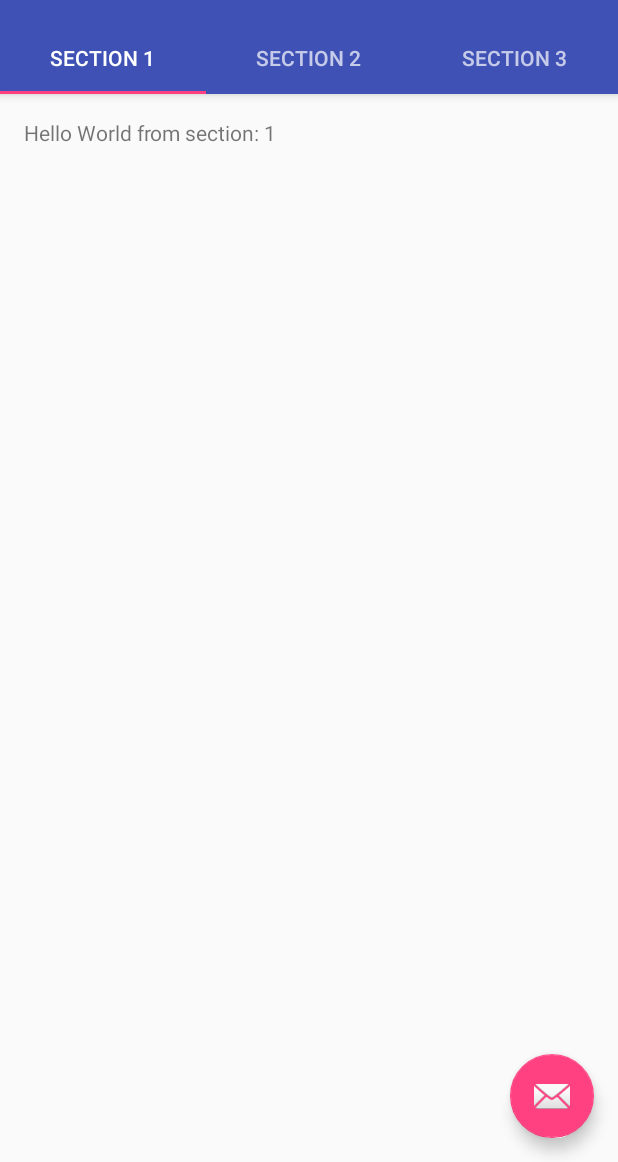
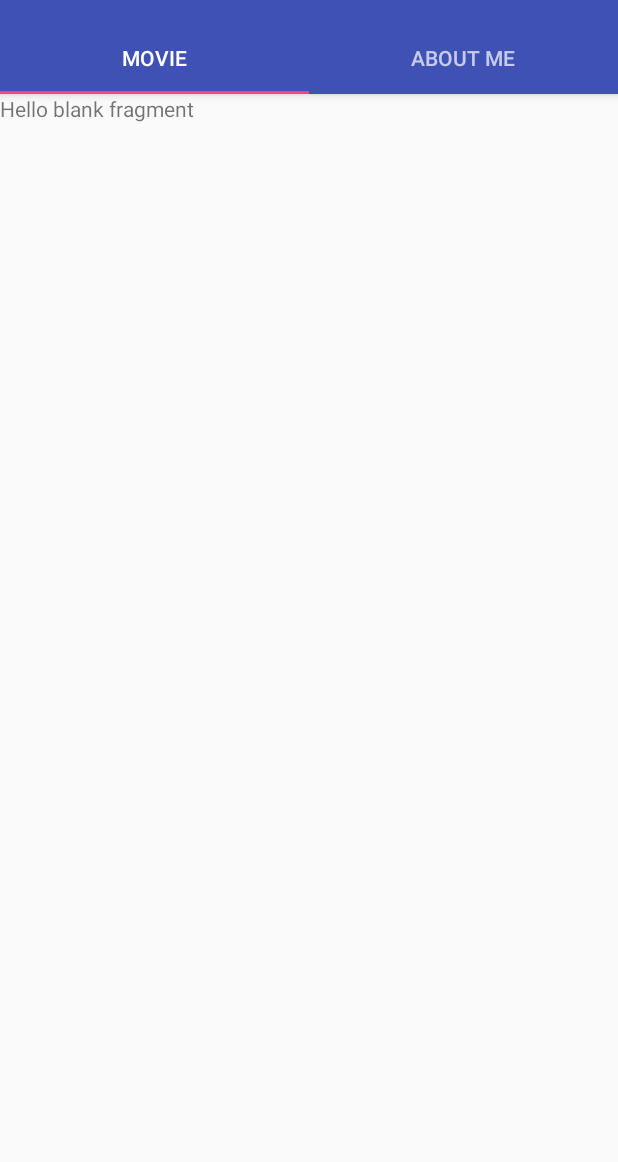
Before and after one commit to JoseWitjaksono/PopularMovie, an Android app: the screen it shows after launch (MainActivity), on a phone screen of 412 x 824 dp, the part 74-1236 px from its top. Run offline under Robolectric (Android 15) with nearby library versions, the phone set to English and light mode, and no system bars.

Commit message:
Configuring Fragment

```diff
--- a/app/build.gradle
+++ b/app/build.gradle
@@ -26,5 +26,6 @@ dependencies {
     })
     compile 'com.android.support:appcompat-v7:25.3.1'
     compile 'com.android.support:design:25.3.1'
+    compile 'com.android.support:support-v4:25.3.1'
     testCompile 'junit:junit:4.12'
 }
--- a/app/src/main/java/id/sch/smktelkom_mlg/privateassignment/xirpl634/popularmovie/MainActivity.java
+++ b/app/src/main/java/id/sch/smktelkom_mlg/privateassignment/xirpl634/popularmovie/MainActivity.java
@@ -53,16 +53,6 @@ public class MainActivity extends AppCompatActivity {
 
         TabLayout tabLayout = (TabLayout) findViewById(R.id.tabs);
         tabLayout.setupWithViewPager(mViewPager);
-
-      FloatingActionButton fab = (FloatingActionButton) findViewById(R.id.fab);
-      fab.setOnClickListener(new View.OnClickListener() {
-          @Override
-          public void onClick(View view) {
-              Snackbar.make(view, "Replace with your own action", Snackbar.LENGTH_LONG)
-                      .setAction("Action", null).show();
-          }
-      });
-
     }
 
 
@@ -105,24 +95,29 @@ public class MainActivity extends AppCompatActivity {
         public Fragment getItem(int position) {
             // getItem is called to instantiate the fragment for the given page.
             // Return a PlaceholderFragment (defined as a static inner class below).
-            return PlaceholderFragment.newInstance(position + 1);
+            if(position==0)
+            {
+                return new Section1Fragment();
+            }
+            else
+            {
+                return new Section2Fragment();
+            }
         }
 
         @Override
         public int getCount() {
             // Show 3 total pages.
-            return 3;
+            return 2;
         }
 
         @Override
         public CharSequence getPageTitle(int position) {
             switch (position) {
                 case 0:
-                    return "SECTION 1";
+                    return "Movie";
                 case 1:
-                    return "SECTION 2";
-                case 2:
-                    return "SECTION 3";
+                    return "About Me";
             }
             return null;
         }
--- /dev/null
+++ b/app/src/main/java/id/sch/smktelkom_mlg/privateassignment/xirpl634/popularmovie/Section1Fragment.java
@@ -0,0 +1,30 @@
+package id.sch.smktelkom_mlg.privateassignment.xirpl634.popularmovie;
+
+
+import android.os.Bundle;
+import android.support.v4.app.Fragment;
+import android.view.LayoutInflater;
+import android.view.View;
+import android.view.ViewGroup;
+
+import id.sch.smktelkom_mlg.privateassignment.xirpl634.popularmovie.R;
+
+/**
+ * A simple {@link Fragment} subclass.
+ */
+public class Section1Fragment extends Fragment {
+
+
+	public Section1Fragment() {
+		// Required empty public constructor
+	}
+
+
+	@Override
+	public View onCreateView(LayoutInflater inflater, ViewGroup container,
+	                         Bundle savedInstanceState) {
+		// Inflate the layout for this fragment
+		return inflater.inflate(R.layout.fragment_section1, container, false);
+	}
+
+}
--- /dev/null
+++ b/app/src/main/java/id/sch/smktelkom_mlg/privateassignment/xirpl634/popularmovie/Section2Fragment.java
@@ -0,0 +1,30 @@
+package id.sch.smktelkom_mlg.privateassignment.xirpl634.popularmovie;
+
+
+import android.os.Bundle;
+import android.support.v4.app.Fragment;
+import android.view.LayoutInflater;
+import android.view.View;
+import android.view.ViewGroup;
+
+import id.sch.smktelkom_mlg.privateassignment.xirpl634.popularmovie.R;
+
+/**
+ * A simple {@link Fragment} subclass.
+ */
+public class Section2Fragment extends Fragment {
+
+
+	public Section2Fragment() {
+		// Required empty public constructor
+	}
+
+
+	@Override
+	public View onCreateView(LayoutInflater inflater, ViewGroup container,
+	                         Bundle savedInstanceState) {
+		// Inflate the layout for this fragment
+		return inflater.inflate(R.layout.fragment_section2, container, false);
+	}
+
+}
--- a/app/src/main/res/layout/activity_main.xml
+++ b/app/src/main/res/layout/activity_main.xml
@@ -38,12 +38,4 @@
         android:layout_height="match_parent"
         app:layout_behavior="@string/appbar_scrolling_view_behavior"/>
 
-    <android.support.design.widget.FloatingActionButton
-        android:id="@+id/fab"
-        android:layout_width="wrap_content"
-        android:layout_height="wrap_content"
-        android:layout_gravity="end|bottom"
-        android:layout_margin="@dimen/fab_margin"
-        app:srcCompat="@android:drawable/ic_dialog_email" />
-
 </android.support.design.widget.CoordinatorLayout>
--- /dev/null
+++ b/app/src/main/res/layout/fragment_section1.xml
@@ -0,0 +1,13 @@
+<FrameLayout xmlns:android="http://schemas.android.com/apk/res/android"
+             xmlns:tools="http://schemas.android.com/tools"
+             android:layout_width="match_parent"
+             android:layout_height="match_parent"
+             tools:context=".Section1Fragment">
+
+    <!-- TODO: Update blank fragment layout -->
+    <TextView
+        android:layout_width="match_parent"
+        android:layout_height="match_parent"
+        android:text="@string/hello_blank_fragment"/>
+
+</FrameLayout>
--- /dev/null
+++ b/app/src/main/res/layout/fragment_section2.xml
@@ -0,0 +1,13 @@
+<FrameLayout xmlns:android="http://schemas.android.com/apk/res/android"
+             xmlns:tools="http://schemas.android.com/tools"
+             android:layout_width="match_parent"
+             android:layout_height="match_parent"
+             tools:context=".Section2Fragment">
+
+    <!-- TODO: Update blank fragment layout -->
+    <TextView
+        android:layout_width="match_parent"
+        android:layout_height="match_parent"
+        android:text="@string/hello_blank_fragment"/>
+
+</FrameLayout>
--- a/app/src/main/res/values/strings.xml
+++ b/app/src/main/res/values/strings.xml
@@ -2,4 +2,7 @@
     <string name="app_name">PopularMovie</string>
     <string name="action_settings">Settings</string>
     <string name="section_format">Hello World from section: %1$d</string>
+
+    <!-- TODO: Remove or change this placeholder text -->
+    <string name="hello_blank_fragment">Hello blank fragment</string>
 </resources>
```
